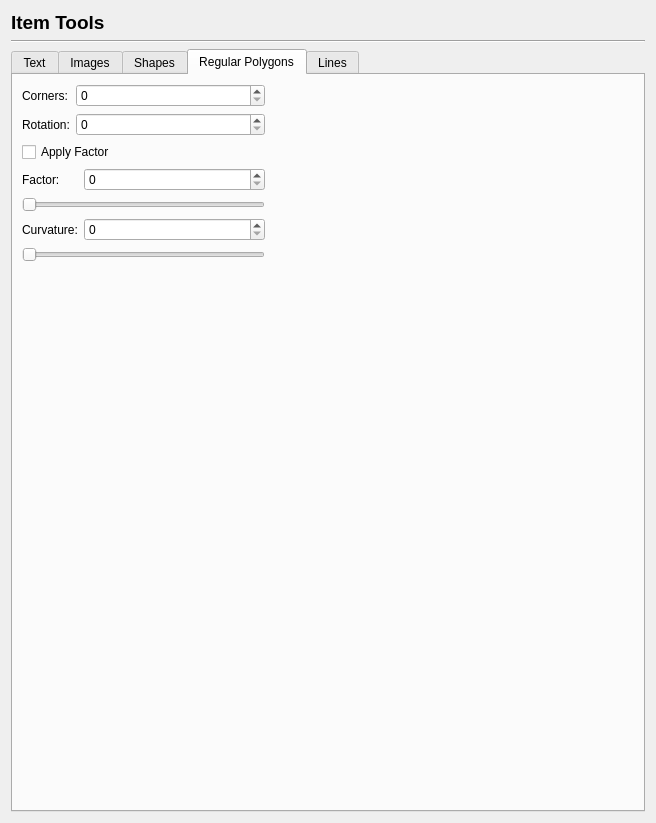
This is scribus/ui/prefs_itemtoolsbase.ui in scribusproject/scribus as Qt 5 draws it before an edit. The edited form follows.
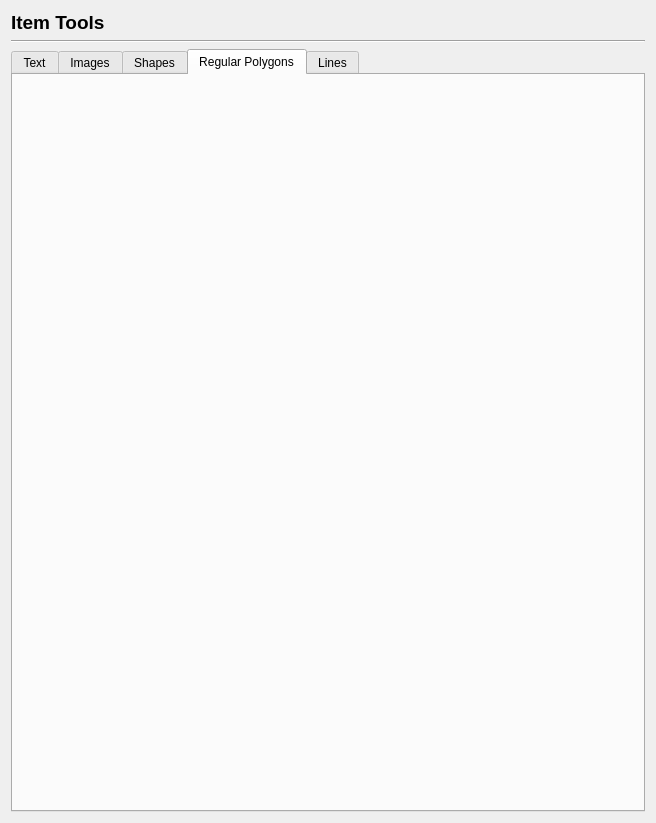
This is the edited form. The open tabs and pages were chosen to show the change. Custom widgets are drawn as their Qt base class.

Commit message: Adjust PolygonWidget to work with new prefs dialog, including rename variables. Use the PolygonWidget in new prefs.

The edit to the form file:
```diff
--- a/scribus/ui/prefs_itemtoolsbase.ui
+++ b/scribus/ui/prefs_itemtoolsbase.ui
@@ -988,106 +988,11 @@
       <attribute name="title">
        <string>Regular Polygons</string>
       </attribute>
-      <layout class="QVBoxLayout" name="verticalLayout_7">
+      <layout class="QVBoxLayout" name="verticalLayout_6">
        <item>
         <layout class="QHBoxLayout" name="horizontalLayout_7">
          <item>
-          <layout class="QVBoxLayout" name="verticalLayout_6">
-           <item>
-            <layout class="QFormLayout" name="formLayout_12">
-             <property name="formAlignment">
-              <set>Qt::AlignLeading|Qt::AlignLeft|Qt::AlignTop</set>
-             </property>
-             <item row="0" column="0">
-              <widget class="QLabel" name="label_41">
-               <property name="text">
-                <string>Corners:</string>
-               </property>
-              </widget>
-             </item>
-             <item row="0" column="1">
-              <widget class="QSpinBox" name="polygonCornerCountSpinBox"/>
-             </item>
-             <item row="1" column="1">
-              <widget class="QSpinBox" name="polygonRotationSpinBox"/>
-             </item>
-             <item row="1" column="0">
-              <widget class="QLabel" name="label_42">
-               <property name="text">
-                <string>Rotation:</string>
-               </property>
-              </widget>
-             </item>
-            </layout>
-           </item>
-           <item>
-            <widget class="QCheckBox" name="applyFactorCheckBox">
-             <property name="text">
-              <string>Apply Factor</string>
-             </property>
-            </widget>
-           </item>
-           <item>
-            <layout class="QFormLayout" name="formLayout_13">
-             <property name="formAlignment">
-              <set>Qt::AlignLeading|Qt::AlignLeft|Qt::AlignTop</set>
-             </property>
-             <item row="0" column="0">
-              <widget class="QLabel" name="label_43">
-               <property name="text">
-                <string>Factor:</string>
-               </property>
-              </widget>
-             </item>
-             <item row="0" column="1">
-              <widget class="QSpinBox" name="polygonFactorSpinBox"/>
-             </item>
-             <item row="2" column="0">
-              <widget class="QLabel" name="label_44">
-               <property name="text">
-                <string>Curvature:</string>
-               </property>
-              </widget>
-             </item>
-             <item row="2" column="1">
-              <widget class="QSpinBox" name="polygonCurvatureSpinBox"/>
-             </item>
-             <item row="3" column="0" colspan="2">
-              <widget class="QSlider" name="polygonCurvatureSlider">
-               <property name="orientation">
-                <enum>Qt::Horizontal</enum>
-               </property>
-              </widget>
-             </item>
-             <item row="1" column="0" colspan="2">
-              <widget class="QSlider" name="polygonFactorSlider">
-               <property name="orientation">
-                <enum>Qt::Horizontal</enum>
-               </property>
-              </widget>
-             </item>
-            </layout>
-           </item>
-          </layout>
-         </item>
-         <item>
-          <spacer name="horizontalSpacer_13">
-           <property name="orientation">
-            <enum>Qt::Horizontal</enum>
-           </property>
-           <property name="sizeType">
-            <enum>QSizePolicy::Fixed</enum>
-           </property>
-           <property name="sizeHint" stdset="0">
-            <size>
-             <width>20</width>
-             <height>20</height>
-            </size>
-           </property>
-          </spacer>
-         </item>
-         <item>
-          <widget class="QWidget" name="polygonPreviewWidet" native="true">
+          <widget class="PolygonWidget" name="polygonWidget" native="true">
            <property name="minimumSize">
             <size>
              <width>100</width>
@@ -1103,7 +1008,7 @@
            </property>
            <property name="sizeHint" stdset="0">
             <size>
-             <width>40</width>
+             <width>20</width>
              <height>20</height>
             </size>
            </property>
@@ -1119,7 +1024,7 @@
          <property name="sizeHint" stdset="0">
           <size>
            <width>20</width>
-           <height>371</height>
+           <height>20</height>
           </size>
          </property>
         </spacer>
@@ -1261,6 +1166,11 @@
   </layout>
  </widget>
  <customwidgets>
+  <customwidget>
+   <class>ScrSpinBox</class>
+   <extends>QSpinBox</extends>
+   <header location="global">ui/scrspinbox.h</header>
+  </customwidget>
   <customwidget>
    <class>FontCombo</class>
    <extends>QComboBox</extends>
@@ -1282,9 +1192,10 @@
    <header>ui/linecombo.h</header>
   </customwidget>
   <customwidget>
-   <class>ScrSpinBox</class>
-   <extends>QSpinBox</extends>
-   <header location="global">ui/scrspinbox.h</header>
+   <class>PolygonWidget</class>
+   <extends>QWidget</extends>
+   <header>ui/polygonwidget.h</header>
+   <container>1</container>
   </customwidget>
  </customwidgets>
  <resources/>
```
Left out of the diff: 34 changed lines with no effect on the pictures. The commit also changes 5 other files.
